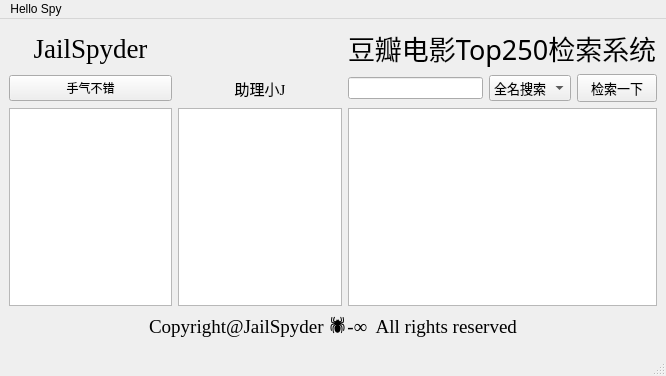
Old version of the form 3-BigProject/JailSpyer/JailSpyder.ui in the repository rfhits/Data-Structure-BUAA.
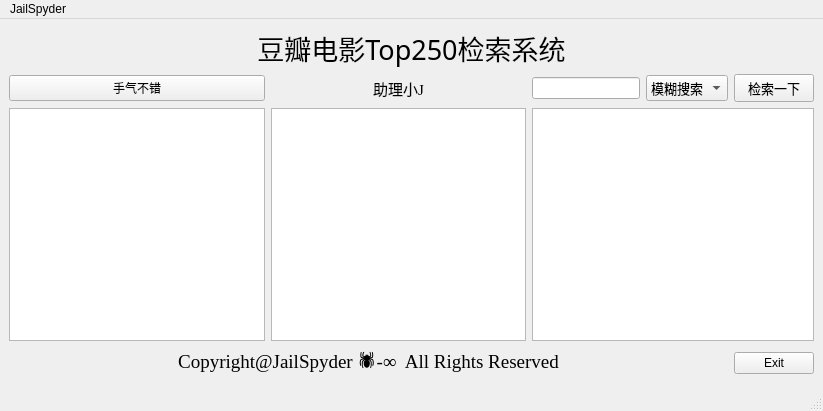
New version of the form.

The edit to the form file:
```diff
--- a/3-BigProject/JailSpyer/JailSpyder.ui
+++ b/3-BigProject/JailSpyer/JailSpyder.ui
@@ -9,8 +9,8 @@
    <rect>
     <x>0</x>
     <y>0</y>
-    <width>666</width>
-    <height>376</height>
+    <width>823</width>
+    <height>411</height>
    </rect>
   </property>
   <property name="windowTitle">
@@ -18,29 +18,7 @@
   </property>
   <widget class="QWidget" name="centralwidget">
    <layout class="QGridLayout" name="gridLayout">
-    <item row="0" column="0">
-     <widget class="QLabel" name="JailSpyder">
-      <property name="font">
-       <font>
-        <family>Times New Roman</family>
-        <pointsize>20</pointsize>
-       </font>
-      </property>
-      <property name="lineWidth">
-       <number>2</number>
-      </property>
-      <property name="text">
-       <string>JailSpyder</string>
-      </property>
-      <property name="alignment">
-       <set>Qt::AlignCenter</set>
-      </property>
-      <property name="indent">
-       <number>0</number>
-      </property>
-     </widget>
-    </item>
-    <item row="0" column="2" colspan="3">
+    <item row="0" column="0" colspan="5">
      <widget class="QLabel" name="Title">
       <property name="font">
        <font>
@@ -51,6 +29,9 @@
       <property name="text">
        <string>豆瓣电影Top250检索系统</string>
       </property>
+      <property name="alignment">
+       <set>Qt::AlignCenter</set>
+      </property>
       <property name="indent">
        <number>0</number>
       </property>
@@ -93,11 +74,6 @@
         <pointsize>10</pointsize>
        </font>
       </property>
-      <item>
-       <property name="text">
-        <string>全名搜索</string>
-       </property>
-      </item>
       <item>
        <property name="text">
         <string>模糊搜索</string>
@@ -157,7 +133,14 @@
     <item row="2" column="2" colspan="3">
      <widget class="QTextBrowser" name="textBrowser_res"/>
     </item>
-    <item row="3" column="0" colspan="5">
+    <item row="3" column="4">
+     <widget class="QPushButton" name="pushButton">
+      <property name="text">
+       <string>Exit</string>
+      </property>
+     </widget>
+    </item>
+    <item row="3" column="0" colspan="4">
      <widget class="QLabel" name="label_5">
       <property name="enabled">
        <bool>true</bool>
@@ -169,7 +152,7 @@
        </font>
       </property>
       <property name="text">
-       <string>Copyright@JailSpyder 🕷-∞  All rights reserved</string>
+       <string>Copyright@JailSpyder 🕷-∞  All Rights Reserved</string>
       </property>
       <property name="alignment">
        <set>Qt::AlignCenter</set>
@@ -186,13 +169,13 @@
     <rect>
      <x>0</x>
      <y>0</y>
-     <width>666</width>
+     <width>823</width>
      <height>22</height>
     </rect>
    </property>
    <widget class="QMenu" name="menuHello_Spy">
     <property name="title">
-     <string>Hello Spy</string>
+     <string>JailSpyder</string>
     </property>
    </widget>
    <addaction name="menuHello_Spy"/>
```
Left out of the diff: 39 changed lines with no effect on the pictures.
